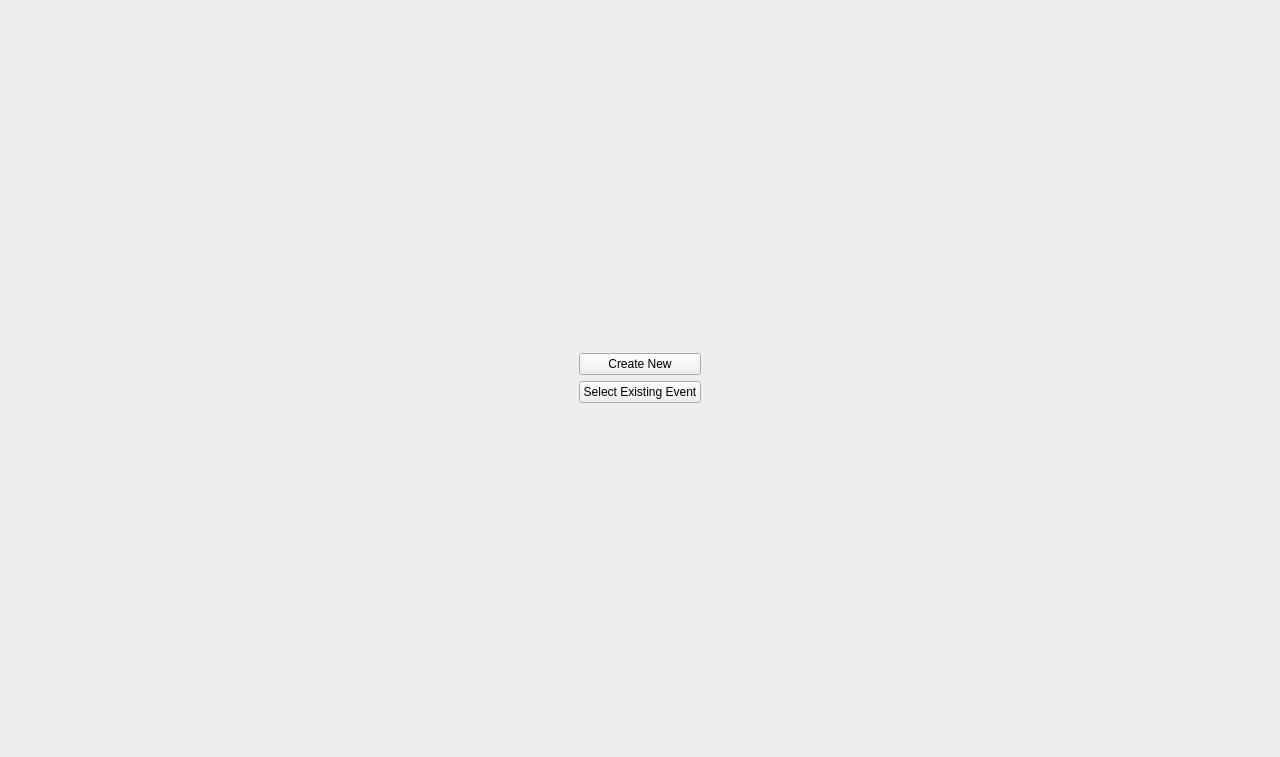
Old version of the form mainwindow.ui in the repository n-kenn/EECS_448_Project_1.
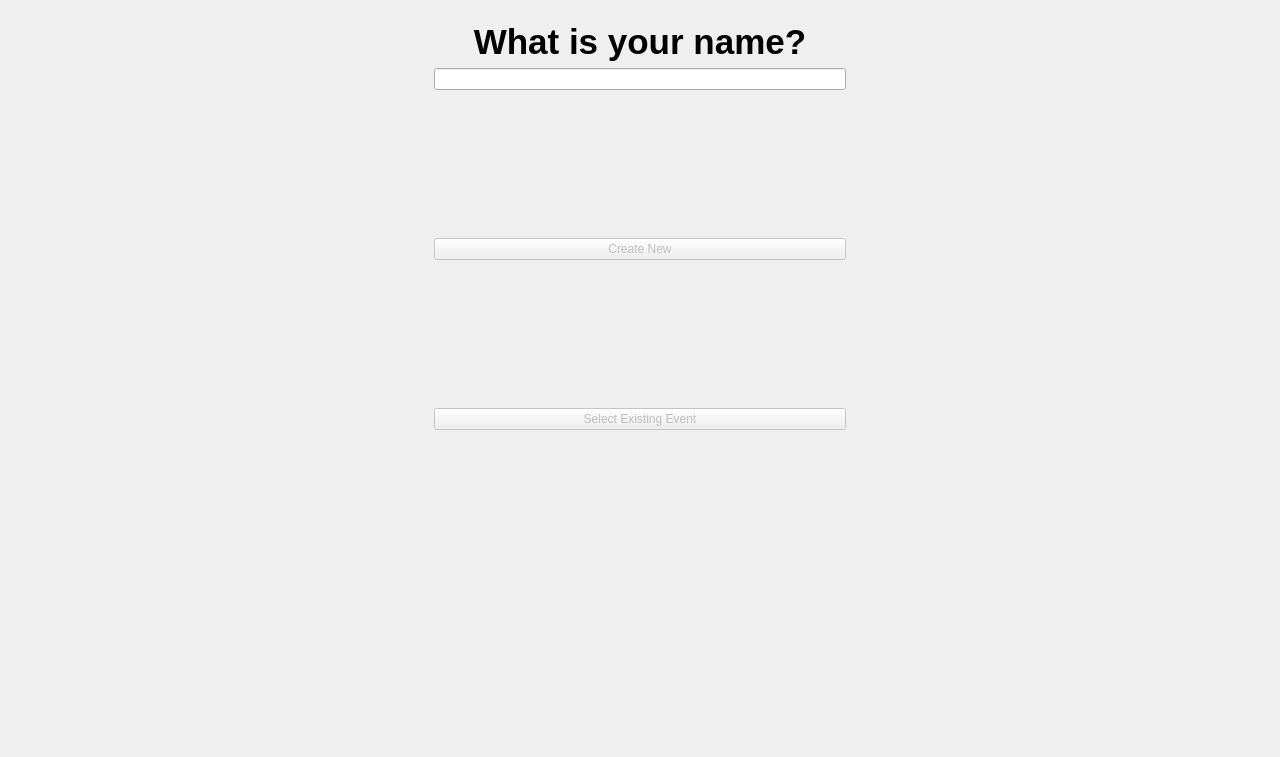
New version of the form. The open tabs and pages were chosen to show the change.

The edit to the form file:
```diff
--- a/mainwindow.ui
+++ b/mainwindow.ui
@@ -34,16 +34,9 @@
       </property>
       <widget class="QWidget" name="pageStart">
        <layout class="QGridLayout" name="gridLayout_2">
-        <item row="0" column="1">
+        <item row="0" column="0">
          <layout class="QGridLayout" name="gridLayout">
-          <item row="1" column="1">
-           <widget class="QPushButton" name="btnSelecExist">
-            <property name="text">
-             <string>Select Existing Event</string>
-            </property>
-           </widget>
-          </item>
-          <item row="0" column="0">
+          <item row="2" column="0">
            <spacer name="horizontalSpacer">
             <property name="orientation">
              <enum>Qt::Horizontal</enum>
@@ -56,7 +49,7 @@
             </property>
            </spacer>
           </item>
-          <item row="0" column="2">
+          <item row="2" column="2">
            <spacer name="horizontalSpacer_2">
             <property name="orientation">
              <enum>Qt::Horizontal</enum>
@@ -69,13 +62,72 @@
             </property>
            </spacer>
           </item>
-          <item row="0" column="1">
+          <item row="4" column="0">
+           <spacer name="verticalSpacer_6">
+            <property name="orientation">
+             <enum>Qt::Vertical</enum>
+            </property>
+            <property name="sizeHint" stdset="0">
+             <size>
+              <width>20</width>
+              <height>40</height>
+             </size>
+            </property>
+           </spacer>
+          </item>
+          <item row="4" column="1">
            <widget class="QPushButton" name="btnNew">
+            <property name="enabled">
+             <bool>false</bool>
+            </property>
             <property name="text">
              <string>Create New</string>
             </property>
            </widget>
           </item>
+          <item row="3" column="1">
+           <widget class="QLineEdit" name="txtName"/>
+          </item>
+          <item row="2" column="1">
+           <widget class="QLabel" name="lblName">
+            <property name="font">
+             <font>
+              <pointsize>26</pointsize>
+              <weight>75</weight>
+              <bold>true</bold>
+             </font>
+            </property>
+            <property name="text">
+             <string>What is your name?</string>
+            </property>
+            <property name="alignment">
+             <set>Qt::AlignCenter</set>
+            </property>
+           </widget>
+          </item>
+          <item row="5" column="1">
+           <widget class="QPushButton" name="btnSelecExist">
+            <property name="enabled">
+             <bool>false</bool>
+            </property>
+            <property name="text">
+             <string>Select Existing Event</string>
+            </property>
+           </widget>
+          </item>
+          <item row="6" column="1">
+           <spacer name="verticalSpacer_7">
+            <property name="orientation">
+             <enum>Qt::Vertical</enum>
+            </property>
+            <property name="sizeHint" stdset="0">
+             <size>
+              <width>20</width>
+              <height>40</height>
+             </size>
+            </property>
+           </spacer>
+          </item>
          </layout>
         </item>
        </layout>
```
Left out of the diff: 38 changed lines with no effect on the pictures.
